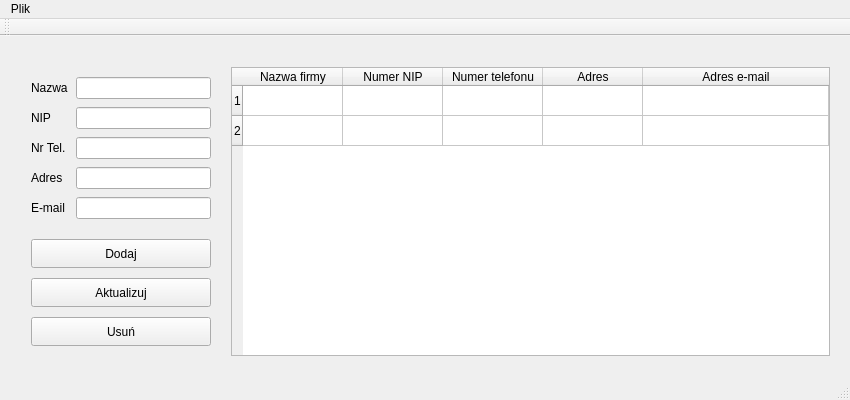
First picture: the form in task-3/CompaniesCRUDRepositoryApp/companiescrudrepositoryapp.ui, repository Mateusz533/rekrutacja-cpp-jr-dev, before the edit.
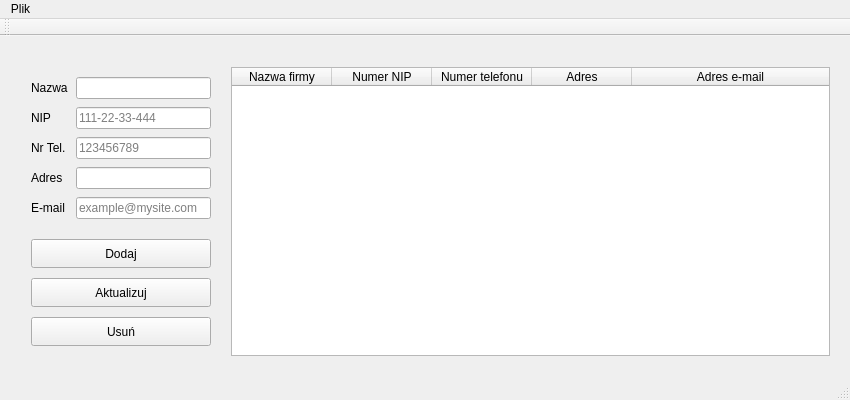
Second picture: the form after the edit.

Diff of the .ui file:
```diff
--- a/task-3/CompaniesCRUDRepositoryApp/companiescrudrepositoryapp.ui
+++ b/task-3/CompaniesCRUDRepositoryApp/companiescrudrepositoryapp.ui
@@ -10,6 +10,18 @@
     <height>400</height>
    </rect>
   </property>
+  <property name="sizePolicy">
+   <sizepolicy hsizetype="Fixed" vsizetype="Fixed">
+    <horstretch>0</horstretch>
+    <verstretch>0</verstretch>
+   </sizepolicy>
+  </property>
+  <property name="baseSize">
+   <size>
+    <width>850</width>
+    <height>400</height>
+   </size>
+  </property>
   <property name="windowTitle">
    <string>CompaniesCRUDRepositoryApp</string>
   </property>
@@ -82,7 +94,11 @@
           </widget>
          </item>
          <item row="1" column="1">
-          <widget class="QLineEdit" name="lneID"/>
+          <widget class="QLineEdit" name="lneID">
+           <property name="placeholderText">
+            <string>111-22-33-444</string>
+           </property>
+          </widget>
          </item>
          <item row="2" column="0">
           <widget class="QLabel" name="lbPhone">
@@ -92,7 +108,11 @@
           </widget>
          </item>
          <item row="2" column="1">
-          <widget class="QLineEdit" name="lnePhone"/>
+          <widget class="QLineEdit" name="lnePhone">
+           <property name="placeholderText">
+            <string>123456789</string>
+           </property>
+          </widget>
          </item>
          <item row="3" column="0">
           <widget class="QLabel" name="lbAddress">
@@ -112,7 +132,11 @@
           </widget>
          </item>
          <item row="4" column="1">
-          <widget class="QLineEdit" name="lneEmail"/>
+          <widget class="QLineEdit" name="lneEmail">
+           <property name="placeholderText">
+            <string>example@mysite.com</string>
+           </property>
+          </widget>
          </item>
         </layout>
        </item>
@@ -199,16 +223,6 @@
        <attribute name="horizontalHeaderStretchLastSection">
         <bool>true</bool>
        </attribute>
-       <row>
-        <property name="text">
-         <string>1</string>
-        </property>
-       </row>
-       <row>
-        <property name="text">
-         <string>2</string>
-        </property>
-       </row>
        <column>
         <property name="text">
          <string>Nazwa firmy</string>
```
Left out of the diff: 5 changed lines with no effect on the pictures.
